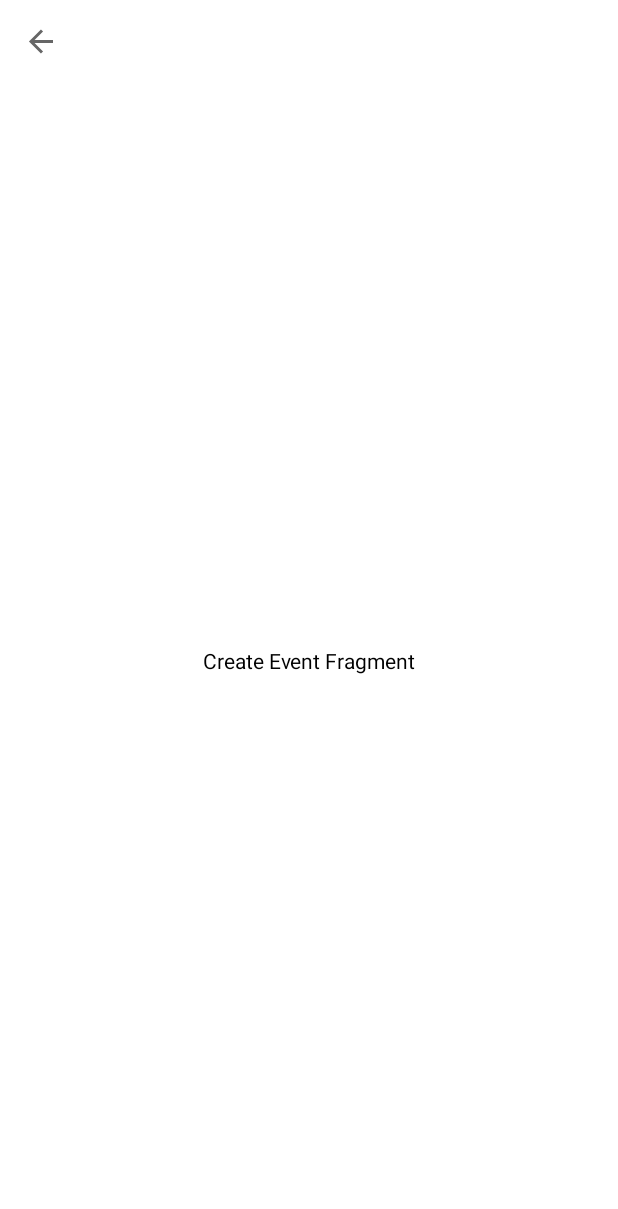
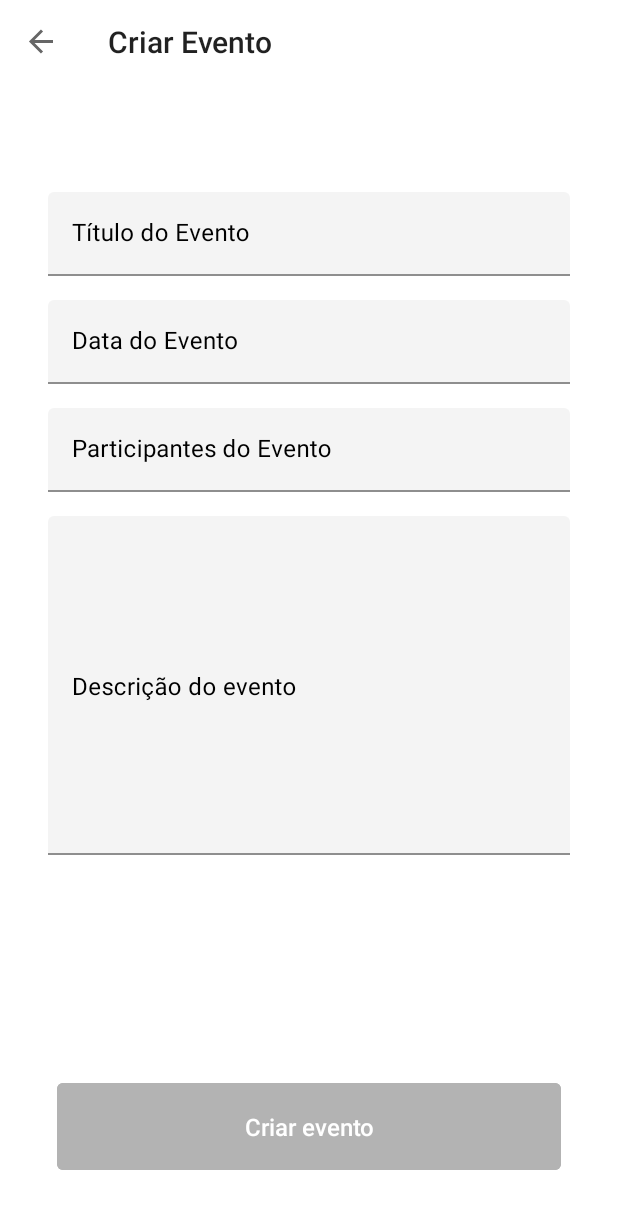
Before and after one commit to PSFREITASUEA/genda, an Android app: the CreateEventFragment screen opened through its navigation route, on a phone screen of 412 x 824 dp. Before the commit the part shown is almost empty. Shown: the top 1209 px of the screen. Run offline under Robolectric (Android 15) with nearby library versions, the phone set to English and light mode, and no system bars; our stand-ins replace navigation-ui.

Commit message:
#Add: Create event screen

```diff
--- a/app/src/main/java/com/genda/HomeActivity.kt
+++ b/app/src/main/java/com/genda/HomeActivity.kt
@@ -27,7 +27,6 @@ class HomeActivity : AppCompatActivity() {
 
     private fun setToolbar() {
         setSupportActionBar(binding.toolbarHome)
-        supportActionBar?.setDisplayShowTitleEnabled(false)
     }
 
     private fun setupNavigationDrawer() {
--- a/app/src/main/res/layout/fragment_create_event.xml
+++ b/app/src/main/res/layout/fragment_create_event.xml
@@ -5,14 +5,128 @@
     android:layout_height="match_parent"
     android:background="@color/white">
 
-    <TextView
-        android:layout_width="wrap_content"
+    <com.google.android.material.textfield.TextInputLayout
+        android:id="@+id/textInputLayout_event_title"
+        style="@style/Widget.MaterialComponents.TextInputLayout.FilledBox"
+        android:layout_width="0dp"
         android:layout_height="wrap_content"
-        android:text="Create Event Fragment"
-        android:textColor="@color/black"
+        android:layout_marginStart="32dp"
+        android:layout_marginTop="72dp"
+        android:layout_marginEnd="32dp"
+        android:hint="Título do Evento"
+        android:textColorHint="@color/black"
+        app:boxBackgroundColor="@color/grey_f4"
+        app:hintTextColor="@color/black"
+        app:layout_constraintEnd_toEndOf="parent"
+        app:layout_constraintStart_toStartOf="parent"
+        app:layout_constraintTop_toTopOf="parent">
+
+        <com.google.android.material.textfield.TextInputEditText
+            android:id="@+id/textInputEditText_event_title"
+            android:layout_width="match_parent"
+            android:layout_height="wrap_content"
+            android:lines="1"
+            android:textColor="@color/black"
+            android:textSize="16sp" />
+
+    </com.google.android.material.textfield.TextInputLayout>
+
+
+    <com.google.android.material.textfield.TextInputLayout
+        android:id="@+id/textInputLayout_event_date"
+        style="@style/Widget.MaterialComponents.TextInputLayout.FilledBox"
+        android:layout_width="0dp"
+        android:layout_height="wrap_content"
+        android:layout_marginTop="16dp"
+        android:hint="Data do Evento"
+        android:textColorHint="@color/black"
+        app:boxBackgroundColor="@color/grey_f4"
+        app:hintTextColor="@color/black"
+        app:layout_constraintEnd_toEndOf="@id/textInputLayout_event_title"
+        app:layout_constraintStart_toStartOf="@id/textInputLayout_event_title"
+        app:layout_constraintTop_toBottomOf="@id/textInputLayout_event_title">
+
+        <com.google.android.material.textfield.TextInputEditText
+            android:id="@+id/textInputEditText_event_date"
+            android:layout_width="match_parent"
+            android:layout_height="wrap_content"
+            android:lines="1"
+            android:textColor="@color/black"
+            android:textSize="16sp" />
+
+    </com.google.android.material.textfield.TextInputLayout>
+
+
+    <com.google.android.material.textfield.TextInputLayout
+        android:id="@+id/textInputLayout_event_participants"
+        style="@style/Widget.MaterialComponents.TextInputLayout.FilledBox"
+        android:layout_width="0dp"
+        android:layout_height="wrap_content"
+        android:layout_marginTop="16dp"
+        android:hint="Participantes do Evento"
+        android:textColorHint="@color/black"
+        app:boxBackgroundColor="@color/grey_f4"
+        app:hintTextColor="@color/black"
+        app:layout_constraintEnd_toEndOf="@id/textInputLayout_event_date"
+        app:layout_constraintStart_toStartOf="@id/textInputLayout_event_date"
+        app:layout_constraintTop_toBottomOf="@id/textInputLayout_event_date">
+
+        <com.google.android.material.textfield.TextInputEditText
+            android:id="@+id/textInputEditText_event_participants"
+            android:layout_width="match_parent"
+            android:layout_height="wrap_content"
+            android:lines="1"
+            android:textColor="@color/black"
+            android:textSize="16sp" />
+
+    </com.google.android.material.textfield.TextInputLayout>
+
+
+    <com.google.android.material.textfield.TextInputLayout
+        android:id="@+id/textInputLayout_event_description"
+        style="@style/Widget.MaterialComponents.TextInputLayout.FilledBox"
+        android:layout_width="0dp"
+        android:layout_height="0dp"
+        android:layout_marginTop="16dp"
+        android:layout_marginBottom="108dp"
+        android:gravity="start"
+        android:hint="Descrição do evento"
+        android:textColorHint="@color/black"
+        app:boxBackgroundColor="@color/grey_f4"
+        app:hintTextColor="@color/black"
+        app:layout_constraintBottom_toTopOf="@id/materialButton_create_event"
+        app:layout_constraintEnd_toEndOf="@id/textInputLayout_event_participants"
+        app:layout_constraintStart_toStartOf="@id/textInputLayout_event_participants"
+        app:layout_constraintTop_toBottomOf="@id/textInputLayout_event_participants">
+
+        <com.google.android.material.textfield.TextInputEditText
+            android:id="@+id/textInputEditText_event_description"
+            android:layout_width="match_parent"
+            android:layout_height="match_parent"
+            android:gravity="top"
+            android:textColor="@color/black"
+            android:textSize="16sp" />
+
+    </com.google.android.material.textfield.TextInputLayout>
+
+    <com.google.android.material.button.MaterialButton
+        android:id="@+id/materialButton_create_event"
+        style="@style/Widget.MaterialComponents.Button.TextButton"
+        android:layout_width="0dp"
+        android:layout_height="wrap_content"
+        android:layout_margin="38dp"
+        android:backgroundTint="@color/grey_b3"
+        android:padding="18dp"
+        android:text="Criar evento"
+        android:letterSpacing="0"
+        android:textAllCaps="false"
+        android:textColor="@color/white"
+        android:textSize="16sp"
         app:layout_constraintBottom_toBottomOf="parent"
         app:layout_constraintEnd_toEndOf="parent"
         app:layout_constraintStart_toStartOf="parent"
-        app:layout_constraintTop_toTopOf="parent" />
+        app:layout_constraintTop_toBottomOf="@id/textInputLayout_event_description"
+        app:layout_constraintVertical_bias="1" />
+
 
 </androidx.constraintlayout.widget.ConstraintLayout>
--- a/app/src/main/res/navigation/nav_graph.xml
+++ b/app/src/main/res/navigation/nav_graph.xml
@@ -8,7 +8,7 @@
     <fragment
         android:id="@+id/fragment_home"
         android:name="com.genda.HomeFragment"
-        android:label="fragment_home"
+        android:label=""
         tools:layout="@layout/fragment_home">
         <action
             android:id="@+id/action_fragment_home_to_fragment_create_event"
@@ -23,7 +23,7 @@
     <fragment
         android:id="@+id/fragment_create_event"
         android:name="com.genda.CreateEventFragment"
-        android:label="create_event"
+        android:label="Criar Evento"
         tools:layout="@layout/fragment_create_event" />
 
 
--- a/app/src/main/res/values/colors.xml
+++ b/app/src/main/res/values/colors.xml
@@ -8,4 +8,6 @@
     <color name="black">#FF000000</color>
     <color name="white">#FFFFFFFF</color>
     <color name="grey">#B3B3B3</color>
+    <color name="grey_f4">#F4F4F4</color>
+    <color name="grey_b3">#B3B3B3</color>
 </resources>
```
